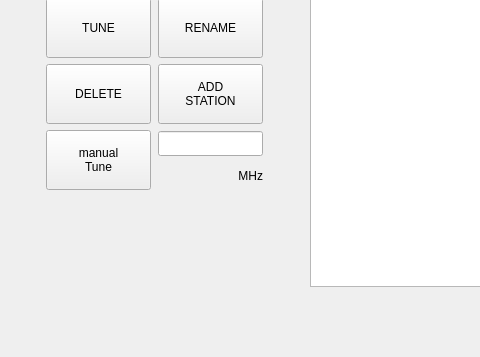
This is mainwindow.ui in Vitalic66/DAB-FM-Sundtek as Qt 5 draws it before an edit; both pictures show x 0 to 480 and y 123 to 480 of the 800 by 480 pixel window. The edited form follows.
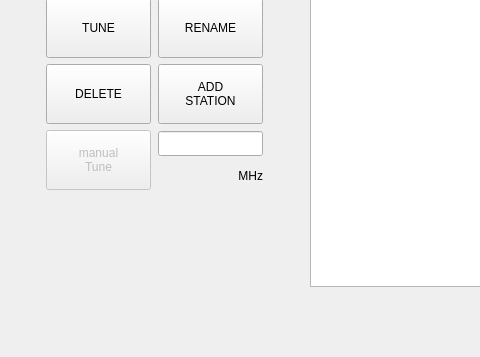
This is the edited form.

Commit message: hide buttons on DAB

The edit to the form file:
```diff
--- a/mainwindow.ui
+++ b/mainwindow.ui
@@ -143,6 +143,9 @@
      </item>
      <item row="7" column="1">
       <widget class="QPushButton" name="btn_man_tune">
+       <property name="enabled">
+        <bool>false</bool>
+       </property>
        <property name="minimumSize">
         <size>
          <width>105</width>
```
The commit also changes 1 other file.
